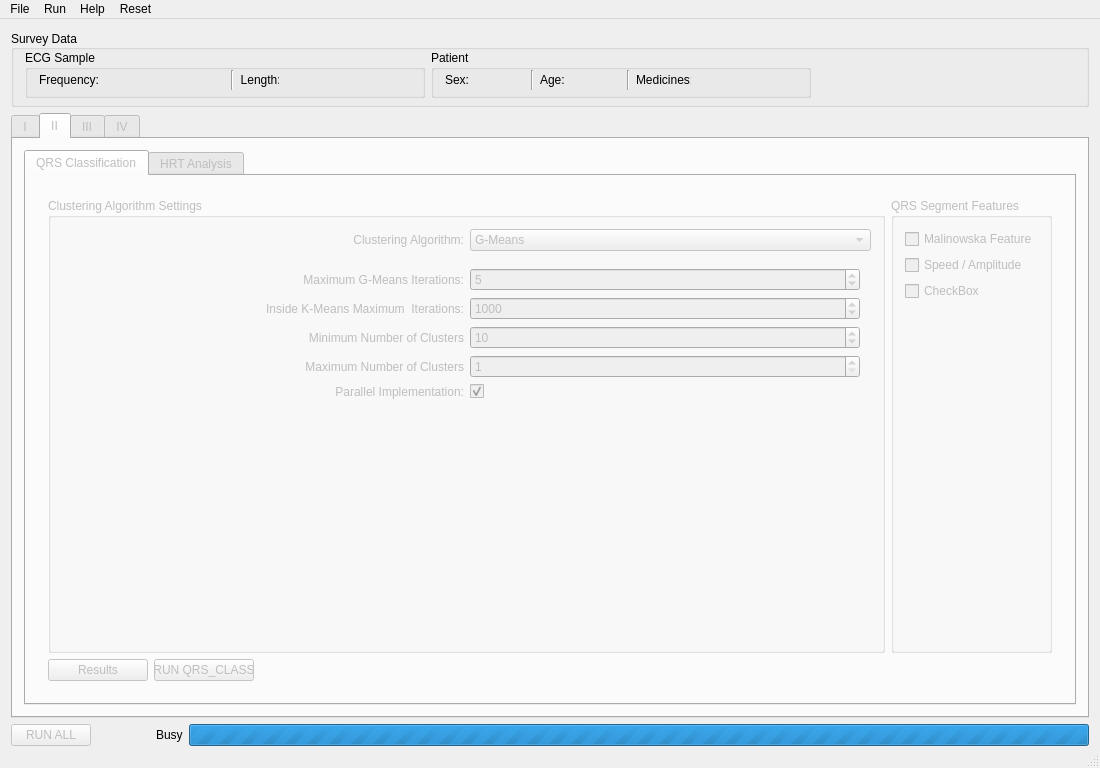
Before: the Qt Designer form EKG/Views/airecgmain.ui in qwerty90/ProjektEKG, drawn with Qt 5.
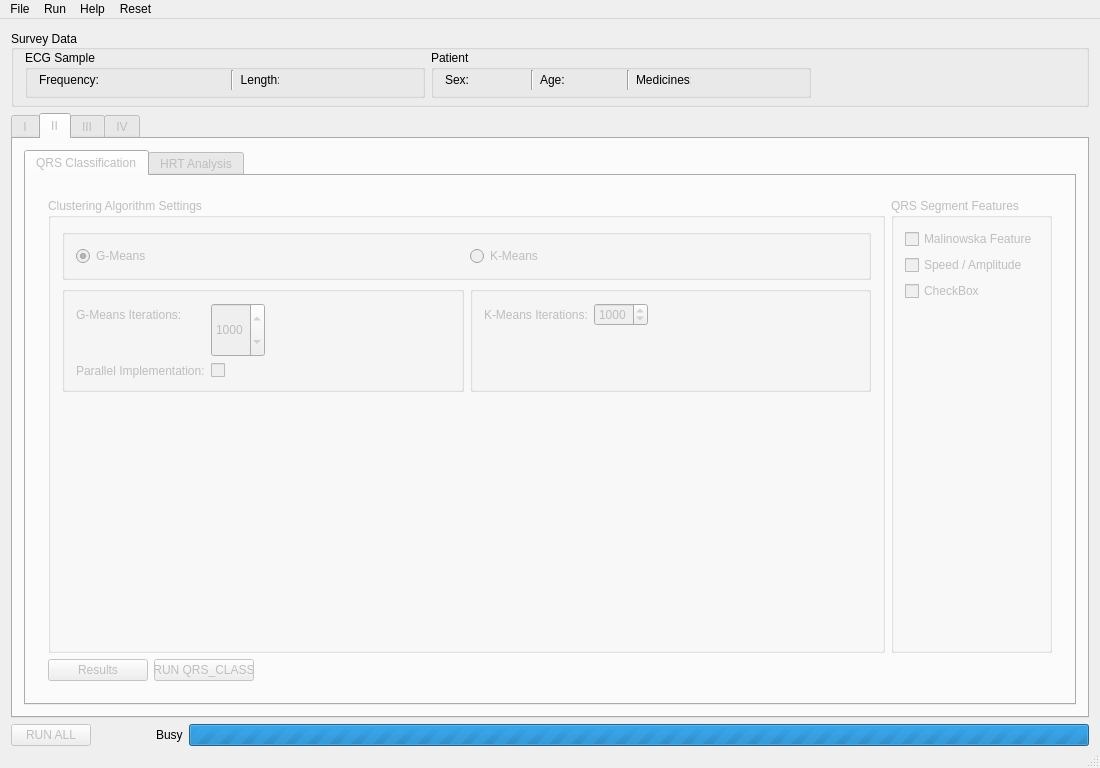
After: the same form once the commit is applied. The open tabs and pages were chosen to show the change. Icons and pictures are not drawn.

The edit to the form file:
```diff
--- a/EKG/Views/airecgmain.ui
+++ b/EKG/Views/airecgmain.ui
@@ -1582,36 +1582,132 @@
                       </property>
                       <layout class="QVBoxLayout" name="verticalLayout_20">
                        <item>
-                        <layout class="QHBoxLayout" name="horizontalLayout_17">
-                         <item>
-                          <widget class="QLabel" name="qrsClustererCBXLabel">
-                           <property name="text">
-                            <string>Clustering Algorithm:</string>
-                           </property>
-                           <property name="alignment">
-                            <set>Qt::AlignRight|Qt::AlignTrailing|Qt::AlignVCenter</set>
-                           </property>
-                          </widget>
-                         </item>
-                         <item>
-                          <widget class="QComboBox" name="comboBox">
-                           <property name="currentIndex">
-                            <number>1</number>
-                           </property>
-                           <item>
-                            <property name="text">
-                             <string>K-Means</string>
+                        <widget class="QGroupBox" name="horizontalGroupBox_2">
+                         <layout class="QHBoxLayout" name="horizontalLayout_10">
+                          <item>
+                           <widget class="QRadioButton" name="G_QRS">
+                            <property name="enabled">
+                             <bool>false</bool>
                             </property>
-                           </item>
-                           <item>
                             <property name="text">
                              <string>G-Means</string>
                             </property>
-                           </item>
+                            <property name="checked">
+                             <bool>true</bool>
+                            </property>
+                           </widget>
+                          </item>
+                          <item>
+                           <widget class="QRadioButton" name="K_QRS">
+                            <property name="enabled">
+                             <bool>false</bool>
+                            </property>
+                            <property name="text">
+                             <string>K-Means</string>
+                            </property>
+                           </widget>
+                          </item>
+                         </layout>
+                        </widget>
+                       </item>
+                       <item>
+                        <layout class="QHBoxLayout" name="horizontalLayout_9">
+                         <item>
+                          <widget class="QGroupBox" name="GGroupBox">
+                           <property name="enabled">
+                            <bool>false</bool>
+                           </property>
+                           <layout class="QFormLayout" name="formLayout_7">
+                            <property name="fieldGrowthPolicy">
+                             <enum>QFormLayout::AllNonFixedFieldsGrow</enum>
+                            </property>
+                            <item row="0" column="0">
+                             <widget class="QLabel" name="label_16">
+                              <property name="text">
+                               <string>G-Means Iterations:</string>
+                              </property>
+                             </widget>
+                            </item>
+                            <item row="0" column="1">
+                             <widget class="QSpinBox" name="spinBox">
+                              <property name="sizePolicy">
+                               <sizepolicy hsizetype="Fixed" vsizetype="Expanding">
+                                <horstretch>0</horstretch>
+                                <verstretch>0</verstretch>
+                               </sizepolicy>
+                              </property>
+                              <property name="maximum">
+                               <number>2000</number>
+                              </property>
+                              <property name="value">
+                               <number>1000</number>
+                              </property>
+                             </widget>
+                            </item>
+                            <item row="1" column="0">
+                             <widget class="QLabel" name="label_5">
+                              <property name="text">
+                               <string>Parallel Implementation:</string>
+                              </property>
+                             </widget>
+                            </item>
+                            <item row="1" column="1">
+                             <widget class="QCheckBox" name="checkBox">
+                              <property name="text">
+                               <string/>
+                              </property>
+                             </widget>
+                            </item>
+                           </layout>
+                          </widget>
+                         </item>
+                         <item>
+                          <widget class="QGroupBox" name="KGroupBox">
+                           <layout class="QFormLayout" name="formLayout_8">
+                            <item row="0" column="0">
+                             <widget class="QLabel" name="label_21">
+                              <property name="text">
+                               <string>K-Means Iterations:</string>
+                              </property>
+                             </widget>
+                            </item>
+                            <item row="0" column="1">
+                             <widget class="QSpinBox" name="spinBox_2">
+                              <property name="sizePolicy">
+                               <sizepolicy hsizetype="Fixed" vsizetype="Fixed">
+                                <horstretch>0</horstretch>
+                                <verstretch>0</verstretch>
+                               </sizepolicy>
+                              </property>
+                              <property name="maximum">
+                               <number>2000</number>
+                              </property>
+                              <property name="value">
+                               <number>1000</number>
+                              </property>
+                             </widget>
+                            </item>
+                           </layout>
                           </widget>
                          </item>
                         </layout>
                        </item>
+                       <item>
+                        <spacer name="verticalSpacer_12">
+                         <property name="orientation">
+                          <enum>Qt::Vertical</enum>
+                         </property>
+                         <property name="sizeHint" stdset="0">
+                          <size>
+                           <width>20</width>
+                           <height>40</height>
+                          </size>
+                         </property>
+                        </spacer>
+                       </item>
+                       <item>
+                        <layout class="QHBoxLayout" name="horizontalLayout_17"/>
+                       </item>
                        <item>
                         <widget class="QStackedWidget" name="qrsClustererSettingsStackWidget">
                          <property name="currentIndex">
@@ -1700,69 +1796,16 @@
                            <item>
                             <layout class="QGridLayout" name="gridLayout_3">
                              <item row="0" column="0">
-                              <widget class="QLabel" name="label_5">
-                               <property name="text">
-                                <string>Maximum G-Means Iterations:</string>
-                               </property>
-                               <property name="alignment">
-                                <set>Qt::AlignRight|Qt::AlignTrailing|Qt::AlignVCenter</set>
-                               </property>
-                              </widget>
-                             </item>
-                             <item row="0" column="1">
-                              <widget class="QSpinBox" name="qrsSetGMaxItersSpinBox">
-                               <property name="minimum">
-                                <number>1</number>
-                               </property>
-                               <property name="maximum">
-                                <number>200</number>
-                               </property>
-                               <property name="value">
-                                <number>5</number>
-                               </property>
-                              </widget>
-                             </item>
-                             <item row="1" column="0">
-                              <widget class="QLabel" name="label_6">
-                               <property name="text">
-                                <string>Inside K-Means Maximum  Iterations:</string>
-                               </property>
-                               <property name="alignment">
-                                <set>Qt::AlignRight|Qt::AlignTrailing|Qt::AlignVCenter</set>
-                               </property>
-                              </widget>
-                             </item>
-                             <item row="1" column="1">
-                              <widget class="QSpinBox" name="qrsSetGinKMaxIterations">
-                               <property name="maximum">
-                                <number>2000</number>
-                               </property>
-                               <property name="value">
-                                <number>1000</number>
-                               </property>
-                              </widget>
-                             </item>
-                             <item row="2" column="0">
                               <widget class="QLabel" name="label_7">
                                <property name="text">
-                                <string>Minimum Number of Clusters</string>
+                                <string/>
                                </property>
                                <property name="alignment">
                                 <set>Qt::AlignRight|Qt::AlignTrailing|Qt::AlignVCenter</set>
                                </property>
                               </widget>
                              </item>
-                             <item row="2" column="1">
-                              <widget class="QSpinBox" name="qrsSetGMinClusterSpinBox">
-                               <property name="minimum">
-                                <number>1</number>
-                               </property>
-                               <property name="value">
-                                <number>10</number>
-                               </property>
-                              </widget>
-                             </item>
-                             <item row="5" column="0">
+                             <item row="3" column="0">
                               <spacer name="verticalSpacer_3">
                                <property name="orientation">
                                 <enum>Qt::Vertical</enum>
@@ -1775,43 +1818,16 @@
                                </property>
                               </spacer>
                              </item>
-                             <item row="3" column="0">
+                             <item row="1" column="0">
                               <widget class="QLabel" name="label_9">
                                <property name="text">
-                                <string>Maximum Number of Clusters</string>
+                                <string> </string>
                                </property>
                                <property name="alignment">
                                 <set>Qt::AlignRight|Qt::AlignTrailing|Qt::AlignVCenter</set>
                                </property>
                               </widget>
                              </item>
-                             <item row="3" column="1">
-                              <widget class="QSpinBox" name="qrsSetGMaxClusterSpinBox">
-                               <property name="minimum">
-                                <number>1</number>
-                               </property>
-                              </widget>
-                             </item>
-                             <item row="4" column="0">
-                              <widget class="QLabel" name="label_10">
-                               <property name="text">
-                                <string>Parallel Implementation:</string>
-                               </property>
-                               <property name="alignment">
-                                <set>Qt::AlignRight|Qt::AlignTrailing|Qt::AlignVCenter</set>
-                               </property>
-                              </widget>
-                             </item>
-                             <item row="4" column="1">
-                              <widget class="QCheckBox" name="qrsSettingsGMeansParallelCheckBox">
-                               <property name="text">
-                                <string/>
-                               </property>
-                               <property name="checked">
-                                <bool>true</bool>
-                               </property>
-                              </widget>
-                             </item>
                             </layout>
                            </item>
                           </layout>
```
Left out of the diff: 46 changed lines with no effect on the pictures.
